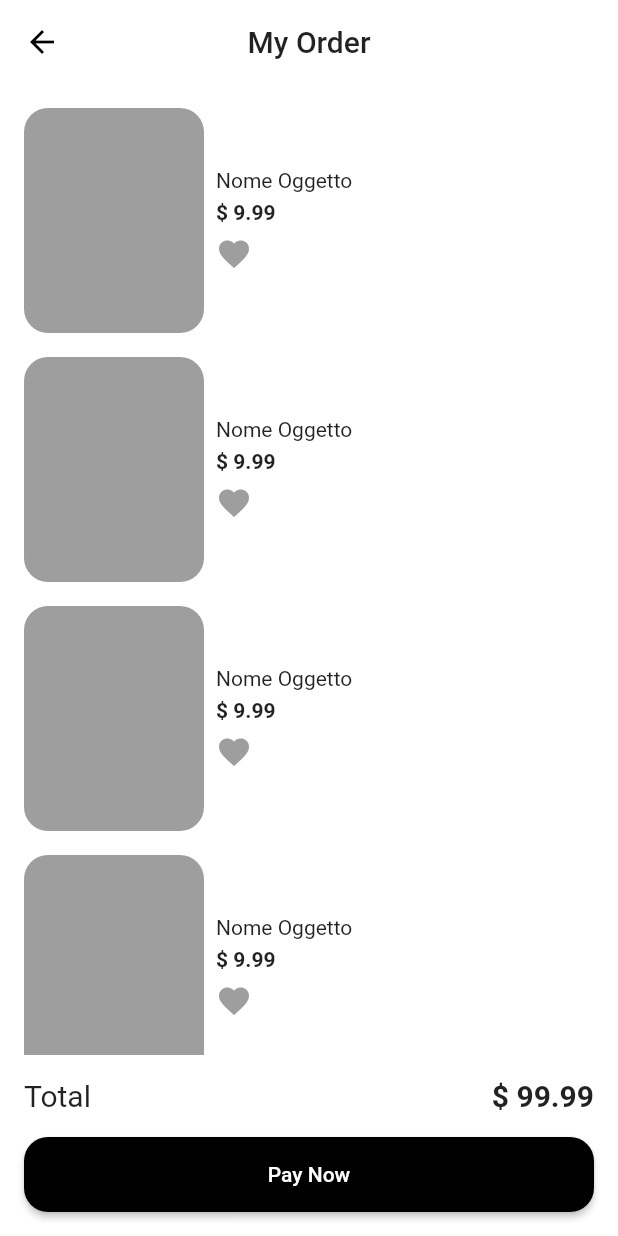
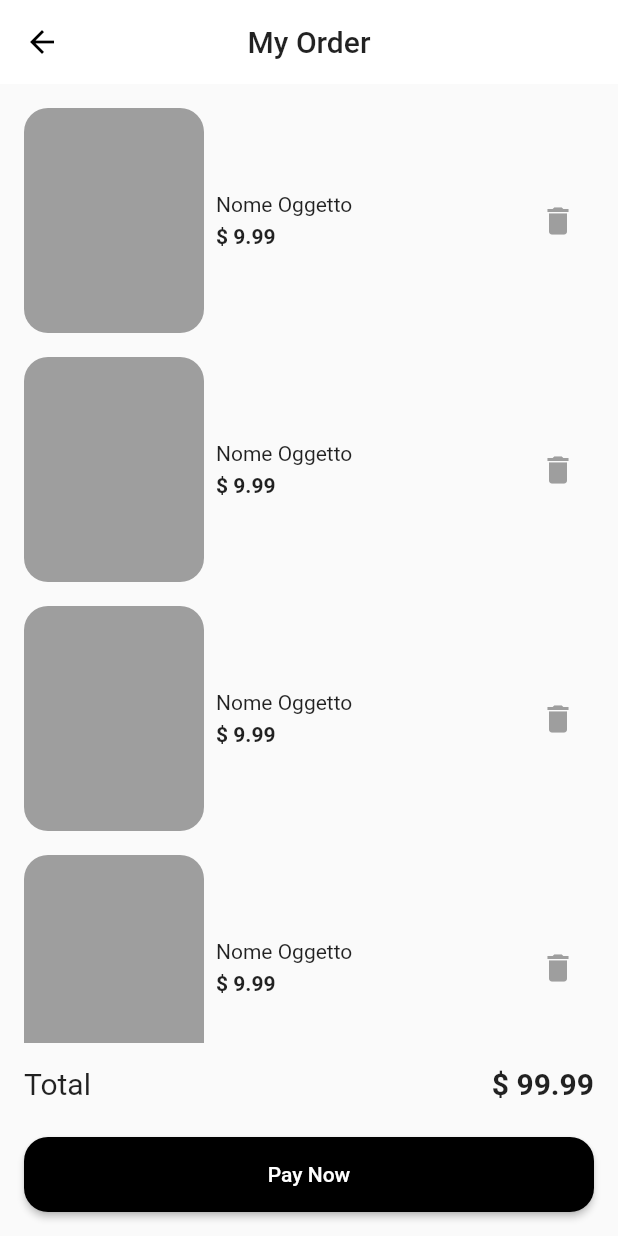
Before and after one commit to ngiuliani-ng/flutter_advanced_state_app, a Flutter app: the screen it shows after launch, after a tap on the "shopping cart" icon, on a phone screen of 412 x 824 dp. Run offline on Flutter 3.47's test engine with Material 2 defaults, Android fonts, the phone set to English and light mode, and no system bars.

Commit message:
Updated layout and user interaction with this.

```diff
--- a/lib/main.dart
+++ b/lib/main.dart
@@ -21,7 +21,6 @@ class App extends StatelessWidget {
       home: HomePage(),
       theme: ThemeData(
         primaryColor: Colors.white,
-        scaffoldBackgroundColor: Colors.white,
       ),
       routes: {
         HomePage.routeName: (_) => HomePage(),
--- a/lib/pages/checkout.dart
+++ b/lib/pages/checkout.dart
@@ -75,7 +75,8 @@ class CheckoutPage extends StatelessWidget {
         SizedBox(
           width: 8,
         ),
-        Column(
+        Expanded(
+          child: Column(
             crossAxisAlignment: CrossAxisAlignment.start,
             children: [
               Text('Nome Oggetto'),
@@ -88,14 +89,18 @@ class CheckoutPage extends StatelessWidget {
                   fontWeight: FontWeight.bold,
                 ),
               ),
-            SizedBox(
-              height: 8,
+            ],
           ),
-            Icon(
-              Icons.favorite,
+        ),
+        IconButton(
+          icon: Icon(
+            Icons.delete,
             color: Colors.grey,
           ),
-          ],
+          splashRadius: 25,
+          onPressed: () {
+            print('Single Product $index - Delete');
+          },
         ),
       ],
     );
@@ -130,7 +135,7 @@ class CheckoutPage extends StatelessWidget {
             ],
           ),
           SizedBox(
-            height: 16,
+            height: 24,
           ),
           MaterialButton(
             child: Text('Pay Now'),
@@ -141,9 +146,7 @@ class CheckoutPage extends StatelessWidget {
             ),
             color: Colors.black,
             textColor: Colors.white,
-            onPressed: () {
-              print('Pay Now');
-            },
+            onPressed: () {},
           ),
         ],
       ),
--- a/lib/pages/home.dart
+++ b/lib/pages/home.dart
@@ -29,7 +29,7 @@ class HomePage extends StatelessWidget {
       leading: IconButton(
         icon: Icon(Icons.person),
         onPressed: () {
-          print('Profile');
+          // TODO: ProfilePage.
         },
       ),
       actions: [
@@ -87,6 +87,10 @@ class HomePage extends StatelessWidget {
   }
 
   Widget gridHeader() {
+    /**
+     * E' stato utilizzato [SliverToBoxAdapter]
+     * perchè [SliverPadding] non supporta [Column] come sliver.
+     */
     return SliverToBoxAdapter(
       child: Padding(
         /**
@@ -145,18 +149,19 @@ class HomePage extends StatelessWidget {
   Widget singleProduct({
     @required int index,
   }) {
-    return GestureDetector(
+    return Column(
+      children: [
+        GestureDetector(
           onTap: () {
-        print('Single Product $index');
+            // TODO: DetailsPage.
           },
-      child: Column(
-        children: [
-          Container(
+          child: Container(
             width: double.infinity,
             height: 200,
             decoration: BoxDecoration(
               color: Colors.grey,
               borderRadius: BorderRadius.circular(16),
+            ),
           ),
         ),
         SizedBox(
@@ -168,11 +173,11 @@ class HomePage extends StatelessWidget {
               child: Column(
                 crossAxisAlignment: CrossAxisAlignment.start,
                 children: [
-                    // TODO: Importo totalmente in basso indipendente dal nome dell'oggetto.
                   Text('Nome Oggetto'),
                   SizedBox(
                     height: 5,
                   ),
+                  // TODO: Importo totalmente in basso indipendente dal nome dell'oggetto.
                   Text(
                     '\$ 9.99',
                     style: TextStyle(
@@ -185,14 +190,19 @@ class HomePage extends StatelessWidget {
             SizedBox(
               width: 8,
             ),
-              Icon(
+            IconButton(
+              icon: Icon(
                 Icons.favorite,
                 color: Colors.grey,
+              ),
+              splashRadius: 25,
+              onPressed: () {
+                print('Single Product $index - Add');
+              },
             ),
           ],
         ),
       ],
-      ),
     );
   }
 }
```
Lines whose indentation alone changed are shown as unchanged.
